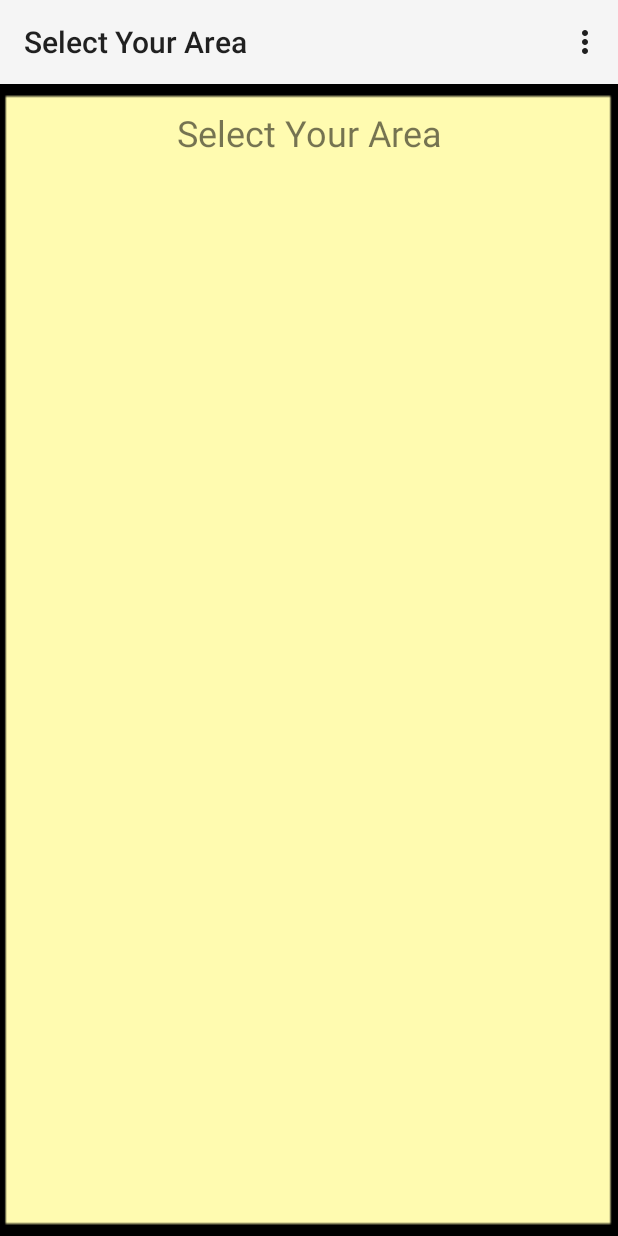
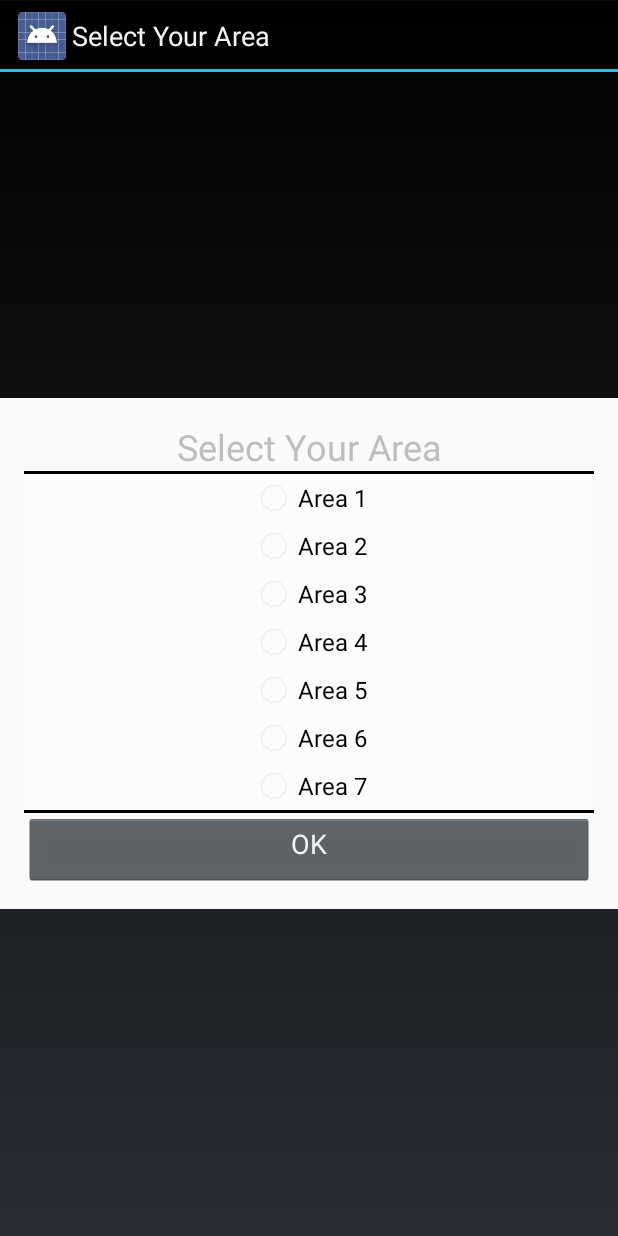
Before and after one commit to NirojPokhrel/loadsheddingreminder, an Android app: the SelectArea screen opened directly, with no data from a screen before it, on a phone screen of 412 x 824 dp. Run offline under Robolectric (Android 15) with nearby library versions, the phone set to English and light mode, and no system bars.

Commit message:
Select area implementations done

```diff
--- a/Niroj/LoadSheddingReminder/app/src/main/AndroidManifest.xml
+++ b/Niroj/LoadSheddingReminder/app/src/main/AndroidManifest.xml
@@ -17,6 +17,7 @@
             </intent-filter>
         </activity>
         <activity
+            android:theme="@android:style/Theme.Holo.DialogWhenLarge"
             android:name=".SelectArea"
             android:label="@string/title_activity_select_area" >
         </activity>
--- a/Niroj/LoadSheddingReminder/app/src/main/java/com/bishalniroj/loadsheddingreminder/SelectArea.java
+++ b/Niroj/LoadSheddingReminder/app/src/main/java/com/bishalniroj/loadsheddingreminder/SelectArea.java
@@ -1,24 +1,27 @@
 package com.bishalniroj.loadsheddingreminder;
 
-import android.support.v7.app.ActionBarActivity;
+import android.app.Activity;
+import android.content.Intent;
+import android.graphics.Color;
 import android.os.Bundle;
-import android.util.Log;
-import android.view.Menu;
-import android.view.MenuItem;
 import android.view.View;
+import android.widget.Button;
 import android.widget.RadioButton;
 import android.widget.RadioGroup;
 
 
-public class SelectArea extends ActionBarActivity {
+public class SelectArea extends Activity {
     private IDummyClass mDummyClass;
     private int mNumberOfAreas;
     private String[] mAreasName;
     private RadioGroup mRadioGroup;
+    private int mSelectedArea;
+    private Activity mActivity;
 
     @Override
     protected void onCreate(Bundle savedInstanceState) {
         super.onCreate(savedInstanceState);
+        mActivity = this;
         setContentView(R.layout.activity_select_area);
         mDummyClass = TestDataClass.GetInstanceOfClass();
         mNumberOfAreas = mDummyClass.GetNumberOfAreas();
@@ -27,40 +30,39 @@ public class SelectArea extends ActionBarActivity {
         mRadioGroup = (RadioGroup) findViewById(R.id.selectAreaGroup);
         for( int i=0; i<mNumberOfAreas; i++ ) {
             RadioButton radioButton = new RadioButton(this);
-            radioButton.setLayoutParams(new RadioGroup.LayoutParams(RadioGroup.LayoutParams.WRAP_CONTENT, RadioGroup.LayoutParams.WRAP_CONTENT ));
-            radioButton.setId(i+1);
+            radioButton.setLayoutParams(new RadioGroup.LayoutParams(RadioGroup.LayoutParams.WRAP_CONTENT, RadioGroup.LayoutParams.WRAP_CONTENT));
+            radioButton.setId(i + 1);
             radioButton.setOnClickListener(mOnClickListener);
             radioButton.setText(mAreasName[i]);
+            radioButton.setTextColor(Color.BLACK);
+            radioButton.setAlpha((float)1.0);
+            mRadioGroup.addView(radioButton, i);
         }
+
+        Button doneBtn = (Button) findViewById(R.id.doneBtn);
+        doneBtn.setOnClickListener(mDoneBtnClickListener);
     }
 
     private View.OnClickListener mOnClickListener = new View.OnClickListener() {
         @Override
         public void onClick(View v) {
-            Utilities.Logd("Selected Area: " + v.getId());
+            mSelectedArea = v.getId();
         }
     };
 
+    private View.OnClickListener mDoneBtnClickListener = new View.OnClickListener(){
 
-    @Override
-    public boolean onCreateOptionsMenu(Menu menu) {
-        // Inflate the menu; this adds items to the action bar if it is present.
-        getMenuInflater().inflate(R.menu.menu_select_area, menu);
-        return true;
-    }
-
-    @Override
-    public boolean onOptionsItemSelected(MenuItem item) {
-        // Handle action bar item clicks here. The action bar will
-        // automatically handle clicks on the Home/Up button, so long
-        // as you specify a parent activity in AndroidManifest.xml.
-        int id = item.getItemId();
-
-        //noinspection SimplifiableIfStatement
-        if (id == R.id.action_settings) {
-            return true;
+        @Override
+        public void onClick(View v) {
+            Intent data = getIntent();// = new Intent(mActivity, LoadSheddingActivity.class);
+            data.putExtra(Utilities.INTENT_DATA_AREA_NUMBER, mSelectedArea);
+            mActivity.setResult(RESULT_OK, data);
+/*            if (getParent() == null) {
+                mActivity.setResult(RESULT_OK, data);
+            } else {
+                mActivity.getParent().setResult(RESULT_OK, data);
+            }*/
+            mActivity.finish();
         }
-
-        return super.onOptionsItemSelected(item);
-    }
+    };
 }
--- a/Niroj/LoadSheddingReminder/app/src/main/res/layout/activity_select_area.xml
+++ b/Niroj/LoadSheddingReminder/app/src/main/res/layout/activity_select_area.xml
@@ -1,11 +1,12 @@
 <LinearLayout xmlns:android="http://schemas.android.com/apk/res/android"
-    xmlns:tools="http://schemas.android.com/tools" android:layout_width="match_parent"
-    android:layout_height="match_parent" android:paddingLeft="@dimen/activity_horizontal_margin"
+    xmlns:tools="http://schemas.android.com/tools" android:layout_width="wrap_content"
+    android:layout_height="wrap_content" android:paddingLeft="@dimen/activity_horizontal_margin"
     android:paddingRight="@dimen/activity_horizontal_margin"
     android:paddingTop="@dimen/activity_vertical_margin"
     android:paddingBottom="@dimen/activity_vertical_margin"
-    android:orientation="horizontal"
-    android:background="@drawable/launching_page_background_img"
+    android:orientation="vertical"
+    android:layout_gravity="center"
+    android:background="@color/background_material_light"
     tools:context="com.bishalniroj.loadsheddingreminder.SelectArea">
     <TextView
         android:layout_width="match_parent"
@@ -14,19 +15,24 @@
         android:text="@string/select_area"
         android:layout_gravity="center_horizontal"
         android:gravity="center"/>
+    <View style="@style/divider" />
     <ScrollView
         android:layout_width="match_parent"
         android:layout_height="wrap_content"
         android:id="@+id/scrollSelectArea"
         android:layout_weight="1">
         <RadioGroup
-            android:layout_width="wrap_content"
+            android:layout_width="match_parent"
             android:layout_height="wrap_content"
+            android:gravity="center"
+            android:background="@color/bright_foreground_disabled_material_dark"
             android:id="@+id/selectAreaGroup">
         </RadioGroup>
     </ScrollView>
+    <View style="@style/divider" />
     <Button
-        android:layout_width="wrap_content"
+        android:id="@+id/doneBtn"
+        android:layout_width="match_parent"
         android:layout_height="wrap_content"
         android:gravity="center_horizontal"
         android:text="OK"/>
--- a/Niroj/LoadSheddingReminder/app/src/main/res/values/styles.xml
+++ b/Niroj/LoadSheddingReminder/app/src/main/res/values/styles.xml
@@ -14,7 +14,7 @@
         <item name="android:focusable">true</item>
         <item name="android:clickable">true</item>
     </style>
-    <style name="AppBaseTheme" parent="android:Theme.Holo.Light.DarkActionBar">
+    <style name="AppTheme" parent="android:Theme.Holo.Light.DarkActionBar">
         <!-- API 14 theme customizations can go here. -->
         <item name="android:buttonStyle">@style/button</item>
     </style>
```
Also changed, not shown: Niroj/LoadSheddingReminder/app/src/main/java/com/bishalniroj/loadsheddingreminder/LoadSheddingActivity.java (+60 -34 lines), Niroj/LoadSheddingReminder/app/src/main/java/com/bishalniroj/loadsheddingreminder/Utilities.java (+17 -0 lines), Niroj/LoadSheddingReminder/app/src/main/res/layout/fragment_landing_page.xml (+4 -4 lines).
